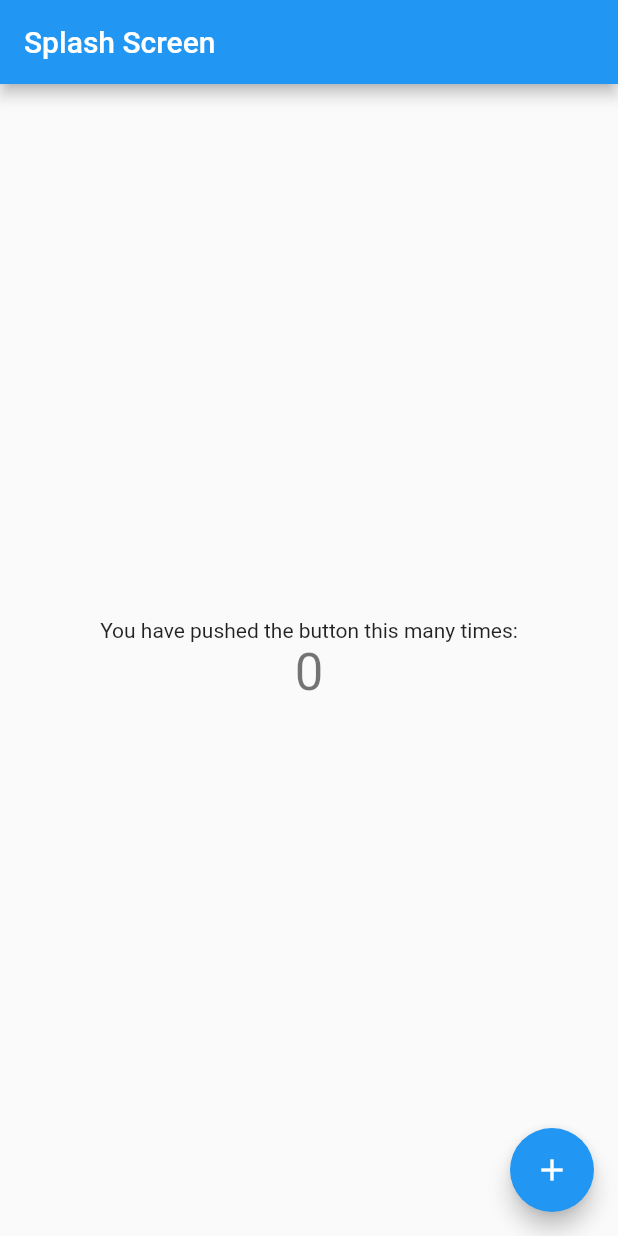
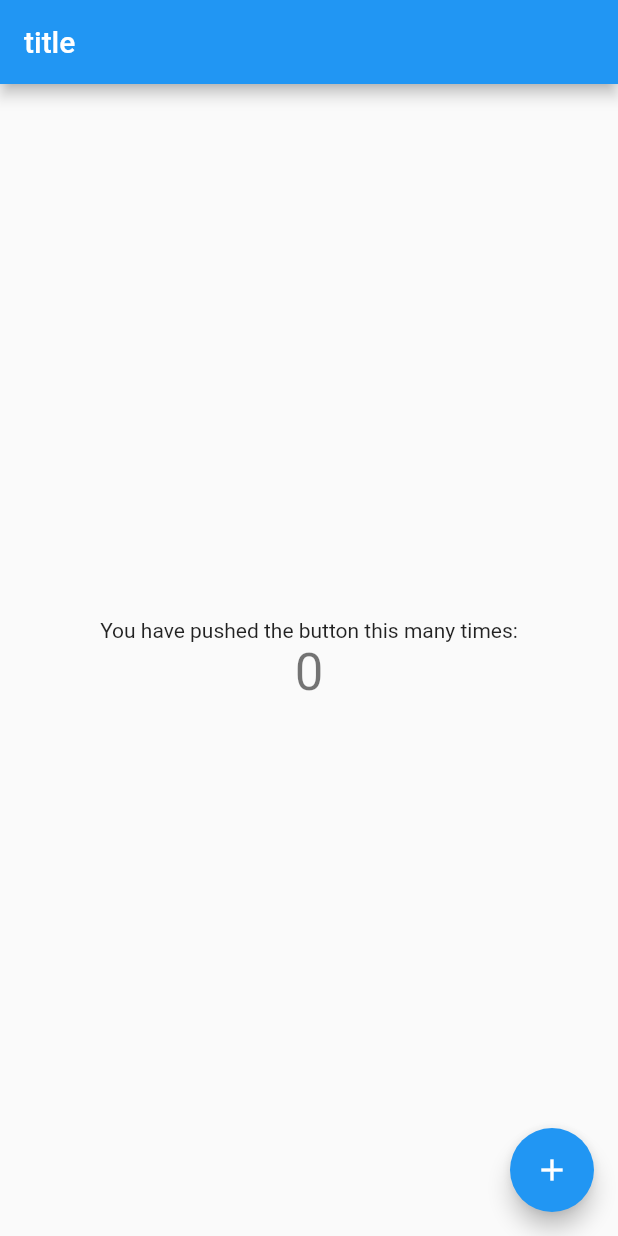
Before and after one commit to khoir-roni/splash-sscreen, a Flutter app: the screen it shows after launch, on a phone screen of 412 x 824 dp. Run offline on Flutter 3.47's test engine with Material 2 defaults, Android fonts, the phone set to English and light mode, and no system bars; our stand-ins replace animated_splash_screen.

Commit message:
animated splash plugin

```diff
--- a/lib/main.dart
+++ b/lib/main.dart
@@ -1,5 +1,7 @@
+import 'package:animated_splash_screen/animated_splash_screen.dart';
 import 'package:flutter/material.dart';
-import './splash_screen.dart';
+import './myhome_screen.dart';
+// import './splash_screen.dart';
 
 void main() {
   runApp(const MyApp());
@@ -25,7 +27,16 @@ class MyApp extends StatelessWidget {
         // is not restarted.
         primarySwatch: Colors.blue,
       ),
-      home: SplashScreen(),
+      home: AnimatedSplashScreen(
+        splash: Icon(
+          Icons.mail,
+          size: 50,
+        ),
+        duration: 3000,
+        splashTransition: SplashTransition.decoratedBoxTransition,
+        backgroundColor: Colors.blue,
+        nextScreen: MyHomePage(title: 'title'),
+      ),
     );
   }
 }
--- a/lib/splash_screen.dart
+++ b/lib/splash_screen.dart
@@ -13,7 +13,7 @@ class _SplashScreenState extends State<SplashScreen> {
   @override
   void initState() {
     super.initState();
-    _navigateToHome();
+    // _navigateToHome();
   }
 
   _navigateToHome() async {
```
Also changed, not shown: pubspec.yaml (+4 -12 lines), pubspec.lock.
